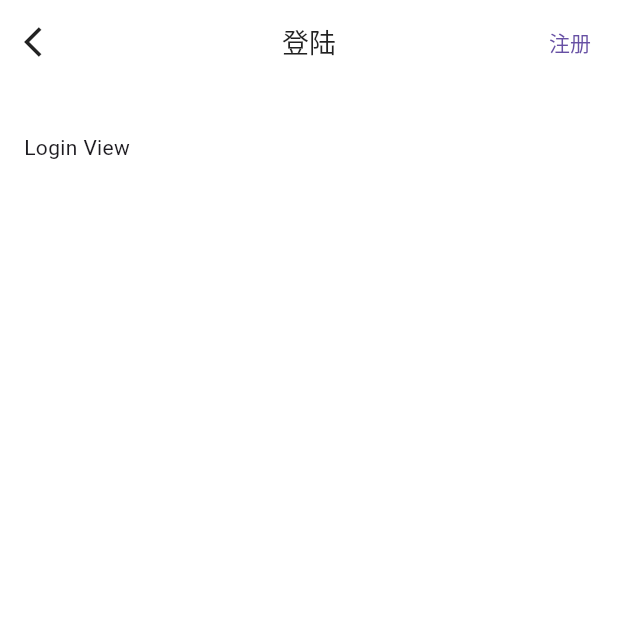
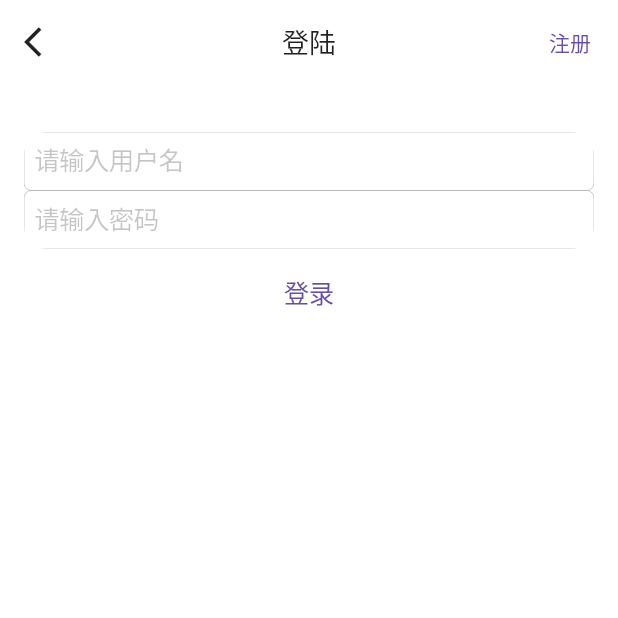
Before and after one commit to tianchoy/zd_iot, a Flutter app: the LoginView screen opened by its route, on a phone screen of 412 x 824 dp, the top half of it. Run offline on Flutter 3.47's test engine with Material 3 defaults, Android fonts, the phone set to English and light mode, and no system bars; our stand-ins replace dio, get, logger; missing offline and left inert: zd_plugin; Roboto replaces fonts that are missing (PingFang SC).

Commit message:
login page init

```diff
--- a/lib/views/login/login_controller.dart
+++ b/lib/views/login/login_controller.dart
@@ -7,6 +7,9 @@ class LoginController extends GetxController {
   final TextEditingController usernameController = TextEditingController();
   final TextEditingController passwordController = TextEditingController();
 
+  RxString username = ''.obs;
+  RxString password = ''.obs;
+
   @override
   void onInit() {
     super.onInit();
@@ -14,7 +17,22 @@ class LoginController extends GetxController {
 
   @override
   void Login() {
-    Get.toNamed(Routes.home);
+    // Get.toNamed(Routes.home);
+    print('username: $username');
+    print('password: $password');
+    if (username.value.isEmpty) {
+      Get.snackbar('title', '请输入用户名');
+      return;
+    }
+    if (password.value.isEmpty) {
+      Get.snackbar('title', '请输入密码');
+      return;
+    }
+    if (username.value == 'admin' && password.value == '123456') {
+      Get.back(result: true);
+    } else {
+      Get.snackbar('title', '用户名或密码错误');
+    }
   }
 
   @override
--- a/lib/views/login/login_view.dart
+++ b/lib/views/login/login_view.dart
@@ -1,3 +1,4 @@
+import 'package:flutter/cupertino.dart';
 import 'package:flutter/material.dart';
 import 'package:get/get.dart';
 import 'package:zd_iot/shared/widgets/main_scaffold.dart';
@@ -28,7 +29,43 @@ class LoginView extends GetView<LoginController> {
 
   Widget _buildBody(BuildContext context) {
     return BuildBody(
-      child: BuildContainer(child: Column(children: [Text('Login View')])),
+      child: Column(
+        children: [
+          BuildContainer(
+            child: Column(
+              children: [
+                Obx(
+                  () => CupertinoTextField(
+                    // 将可观察变量的值赋给 controller
+                    controller: TextEditingController(
+                      text: controller.username.value,
+                    ),
+                    placeholder: '请输入用户名',
+                    // 当用户输入时，更新可观察变量的值
+                    onChanged: (value) => controller.username.value = value,
+                  ),
+                ),
+                Obx(
+                  () => CupertinoTextField(
+                    controller: TextEditingController(
+                      text: controller.password.value,
+                    ),
+                    placeholder: '请输入密码',
+                    obscureText: true,
+                    onChanged: (value) => controller.password.value = value,
+                  ),
+                ),
+              ],
+            ),
+          ),
+          CupertinoButton(
+            onPressed: () {
+              controller.Login();
+            },
+            child: Text('登录'),
+          ),
+        ],
+      ),
     );
   }
 }
```
Also changed, not shown: 1 other file.
